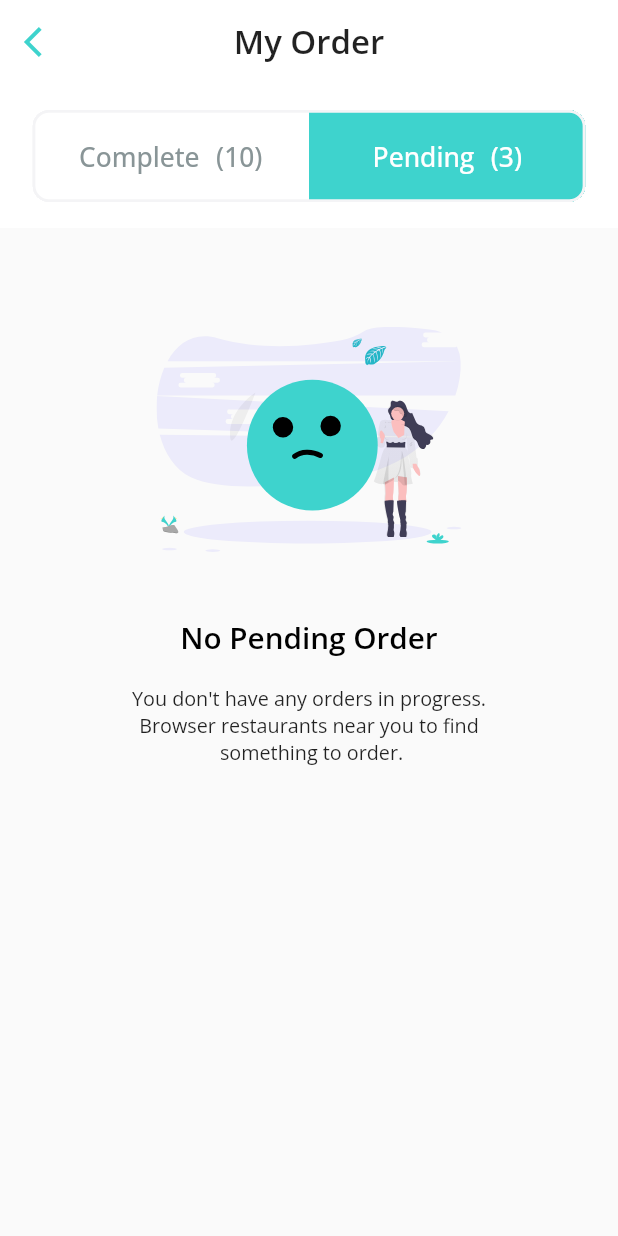
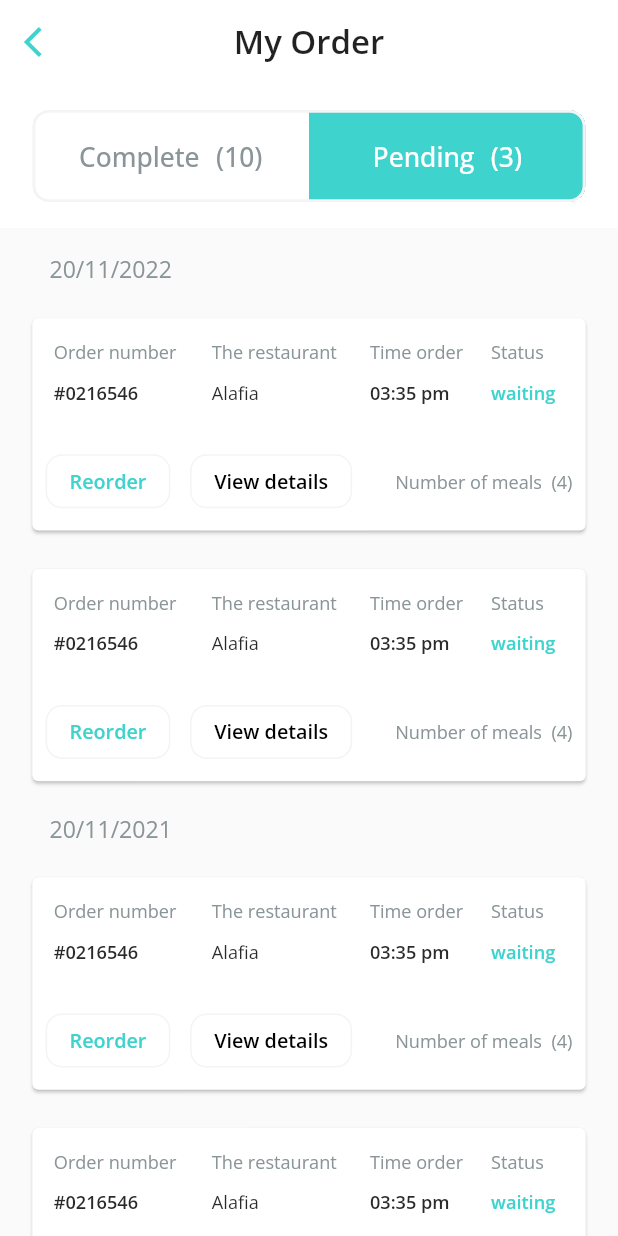
Before and after one commit to AbdalazizAbdallah/customer_app, a Flutter app: the MyOrderPage screen opened by its route, on a phone screen of 412 x 824 dp. Run offline on Flutter 3.47's test engine with Material 2 defaults, Android fonts, the phone set to English and light mode, and no system bars; drawn by our look-alikes of grouped_list; our stand-ins replace badges, connectivity_plus, dartz, dio, email_validator, equatable and 12 more; missing offline and left inert: onesignal_flutter; accounts and stored records are empty; network calls fail; project files that could hold a hidden picture were left out.

Commit message:
style (my order ) : create complete page

```diff
--- /dev/null
+++ b/lib/ui/pages/my_order/pages/complete_page.dart
@@ -0,0 +1,55 @@
+import 'package:customer_app/core/constants/colors_app.dart';
+import 'package:customer_app/core/constants/sizes_app.dart';
+import 'package:customer_app/core/constants/styles_app.dart';
+import 'package:customer_app/ui/pages/my_order/widgets/card_of_order_widget.dart';
+import 'package:flutter/material.dart';
+import 'package:get/get.dart';
+import 'package:grouped_list/grouped_list.dart';
+
+class CompletePage extends StatelessWidget {
+  const CompletePage({
+    Key? key,
+  }) : super(key: key);
+
+  @override
+  Widget build(BuildContext context) {
+    return Padding(
+      padding: EdgeInsets.only(
+        top: SizesApp.r8,
+      ),
+      child: GroupedListView<String, String>(
+        elements: [
+          '20/11/2018',
+          '20/11/2021',
+          '20/11/2021',
+          '20/11/2021',
+          '20/11/2018',
+          '20/11/2017',
+          '20/11/2017',
+          '20/11/2017',
+          '20/11/2022',
+          '20/11/2022',
+          '20/11/2020',
+        ],
+        groupBy: (element) => element,
+        groupSeparatorBuilder: (String groupByValue) => Padding(
+          padding: EdgeInsets.symmetric(
+            horizontal: SizesApp.r30,
+            vertical: SizesApp.r8,
+          ),
+          child: Text(
+            groupByValue,
+            style: StylesApp.subtitle2.copyWith(
+              color: ColorsApp.grey,
+            ),
+          ),
+        ),
+        itemBuilder: (context, dynamic element) => CardOfOrderWidget(
+          textPrimaryButton: 'Reorder'.tr,
+          onPressedPrimary: () {},
+        ),
+        order: GroupedListOrder.DESC, // optional
+      ),
+    );
+  }
+}
--- a/lib/ui/pages/my_order/pages/my_order_page.dart
+++ b/lib/ui/pages/my_order/pages/my_order_page.dart
@@ -1,6 +1,6 @@
 import 'package:customer_app/core/constants/colors_app.dart';
 import 'package:customer_app/core/constants/sizes_app.dart';
-import 'package:customer_app/ui/pages/my_order/pages/pending_page.dart';
+import 'package:customer_app/ui/pages/my_order/pages/complete_page.dart';
 import 'package:customer_app/ui/pages/my_order/widgets/custom_elevated_button_widget1.dart';
 import 'package:customer_app/ui/widgets/app_bar_widget.dart';
 import 'package:flutter/material.dart';
@@ -58,7 +58,7 @@ class MyOrderPage extends StatelessWidget {
             child: Container(
               width: double.infinity,
               color: ColorsApp.whiteSuger,
-              child: const PendingPage(),
+              child: const CompletePage(),
             ),
           ),
         ],
--- a/lib/ui/pages/my_order/widgets/card_of_order_widget.dart
+++ b/lib/ui/pages/my_order/widgets/card_of_order_widget.dart
@@ -141,7 +141,7 @@ class CardOfOrderWidget extends StatelessWidget {
                   ),
                   const Spacer(),
                   Text(
-                    '${'number_of_meals'.tr} (4)',
+                    '${'number_of_meals'.tr}  (4)',
                     style: StylesApp.caption11.copyWith(
                       color: ColorsApp.grey,
                     ),
--- a/pubspec.yaml
+++ b/pubspec.yaml
@@ -53,6 +53,7 @@ dependencies:
   connectivity_plus: ^2.3.7
   onesignal_flutter: ^3.4.1
   get_storage: ^2.0.3
+  grouped_list: ^5.1.2
 
 dev_dependencies:
   flutter_test:
```
